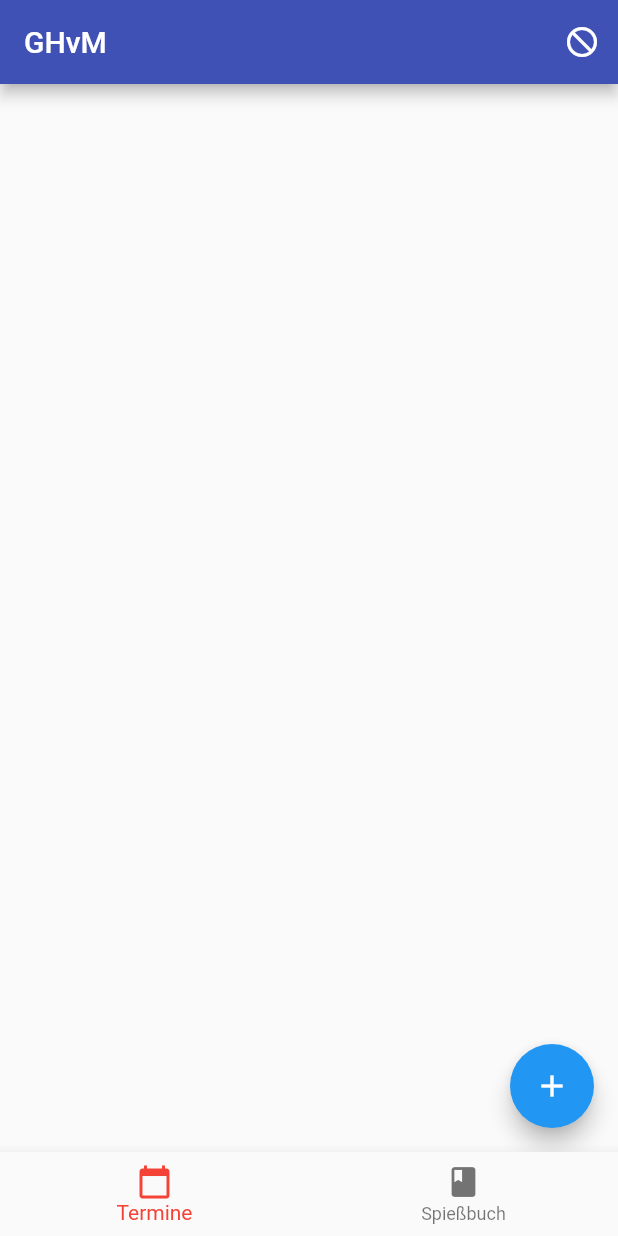
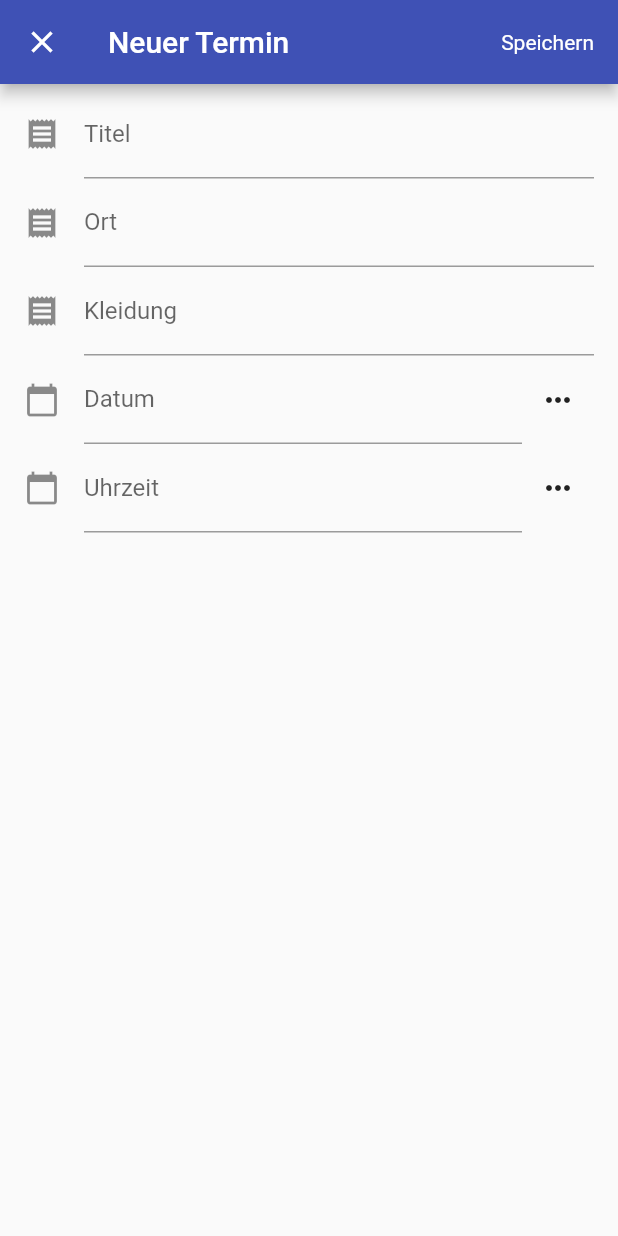
Before and after one commit to Niggoe/hildegundis-flutter, a Flutter app: the screen it shows after launch, after a tap on the "add" icon, on a phone screen of 412 x 824 dp. Run offline on Flutter 3.47's test engine with Material 2 defaults, Android fonts, the phone set to English and light mode, and no system bars; our stand-ins replace firebase_auth; accounts and stored records are empty; network calls fail.

Commit message:
add event dialog

```diff
--- a/lib/DateView.dart
+++ b/lib/DateView.dart
@@ -1,8 +1,11 @@
+import 'package:firebase_auth/firebase_auth.dart';
 import 'package:http/http.dart' as http;
 import "dart:async";
 import "dart:convert";
 import "package:intl/intl.dart";
 import 'package:flutter/material.dart';
+import 'event.dart';
+import 'addEventDialog.dart';
 
 class CalendarView extends StatefulWidget {
   CalendarViewState createState() => new CalendarViewState();
@@ -60,5 +63,18 @@ class CalendarViewState extends State<CalendarView> {
             }));
   }
 
-  void addEventPressed() {}
+  Future addEventPressed() async {
+    Event addedStrafe =
+        await Navigator.of(context).push(new MaterialPageRoute<Event>(
+            builder: (BuildContext context) {
+              return new AddEvent();
+            },
+            fullscreenDialog: true));
+    setState(() {
+//          if (!perNameMap.containsKey(addedStrafe.name)) {
+//            perNameMap[addedStrafe.name] = new List();
+//          }
+//          perNameMap[addedStrafe.name].add(addedStrafe);
+    });
+  }
 }
--- a/lib/addEventDialog.dart
+++ b/lib/addEventDialog.dart
@@ -0,0 +1,191 @@
+import 'dart:async';
+
+import 'package:flutter/material.dart';
+import 'package:intl/intl.dart';
+import 'event.dart';
+
+class AddEvent extends StatefulWidget {
+  @override
+  _AddEventState createState() => new _AddEventState();
+}
+
+class _AddEventState extends State<AddEvent> {
+  DateTime dateTimeDate;
+  TimeOfDay dateTimeTime = new TimeOfDay.now();
+  String date;
+  String timeString;
+
+  Event newEvent = new Event();
+
+  final TextEditingController _controllerDate = new TextEditingController();
+  final TextEditingController _controllerTime = new TextEditingController();
+  final GlobalKey<ScaffoldState> _scaffoldKey = new GlobalKey<ScaffoldState>();
+  final GlobalKey<FormState> _formKey = new GlobalKey<FormState>();
+
+  @override
+  Widget build(BuildContext context) {
+    final ThemeData theme = Theme.of(context);
+    return new Scaffold(
+      key: _scaffoldKey,
+      appBar: new AppBar(
+          title: const Text('Neuer Termin'),
+          backgroundColor: Colors.indigo,
+          actions: <Widget>[
+            new FlatButton(
+                child: new Text('Speichern',
+                    style: theme.textTheme.body1.copyWith(color: Colors.white)),
+                onPressed: () {
+                  _submitForm();
+                })
+          ]),
+      body: new Form(
+          key: _formKey,
+          child: new ListView(
+            padding:
+                const EdgeInsets.symmetric(vertical: 4.0, horizontal: 16.0),
+            children: <Widget>[
+              new TextFormField(
+                decoration: const InputDecoration(
+                    labelText: "Titel", icon: const Icon(Icons.receipt)),
+                validator: (val) =>
+                    val.isEmpty ? 'Der Name wird benötigt' : null,
+                onSaved: (String value) {
+                  newEvent.title = value;
+                },
+              ),
+              new TextFormField(
+                decoration: const InputDecoration(
+                    labelText: "Ort", icon: const Icon(Icons.receipt)),
+                validator: (val) =>
+                    val.isEmpty ? 'Der Ort wird benötigt' : null,
+                onSaved: (String value) {
+                  newEvent.location = value;
+                },
+              ),
+              new TextFormField(
+                decoration: const InputDecoration(
+                    labelText: "Kleidung", icon: const Icon(Icons.receipt)),
+                validator: (val) =>
+                    val.isEmpty ? 'Die Kleidung wird benötigt' : null,
+                onSaved: (String value) {
+                  newEvent.clothes = value;
+                },
+              ),
+              new Row(children: <Widget>[
+                new Expanded(
+                    child: new TextFormField(
+                        decoration: new InputDecoration(
+                          icon: const Icon(Icons.calendar_today),
+                          hintText: 'Wann war es?',
+                          labelText: 'Datum',
+                        ),
+                        controller: _controllerDate,
+                        validator: (val) =>
+                            val.isEmpty ? 'Das Datum wird benötigt' : null,
+                        keyboardType: TextInputType.datetime,
+                        onSaved: (val) => date = val)),
+                new IconButton(
+                  icon: new Icon(Icons.more_horiz),
+                  tooltip: 'Choose date',
+                  onPressed: (() {
+                    _chooseDate(context, _controllerDate.text);
+                  }),
+                )
+              ]),
+              new Row(children: <Widget>[
+                new Expanded(
+                    child: new TextFormField(
+                        decoration: new InputDecoration(
+                          icon: const Icon(Icons.calendar_today),
+                          hintText: 'Wie viel Uhr?',
+                          labelText: 'Uhrzeit',
+                        ),
+                        controller: _controllerTime,
+                        validator: (val) =>
+                            val.isEmpty ? 'Die Uhrzeit wird benötigt' : null,
+                        keyboardType: TextInputType.datetime,
+                        onSaved: (val) => date = val)),
+                new IconButton(
+                  icon: new Icon(Icons.more_horiz),
+                  tooltip: 'Choose date',
+                  onPressed: (() {
+                    _chooseTime(context, _controllerTime.text);
+                  }),
+                )
+              ]),
+            ],
+          )),
+    );
+  }
+
+  DateTime convertToDate(String input) {
+    try {
+      var d = new DateFormat.yMd().parseStrict(input);
+      return d;
+    } catch (e) {
+      return null;
+    }
+  }
+
+  Future _chooseDate(BuildContext context, String initialDateString) async {
+    var now = new DateTime.now();
+    var initialDate = convertToDate(initialDateString) ?? now;
+    initialDate = (initialDate.year >= 1900 && initialDate.isBefore(now)
+        ? initialDate
+        : now);
+
+    var result = await showDatePicker(
+        context: context,
+        initialDate: initialDate,
+        firstDate: new DateTime(1900),
+        lastDate: new DateTime(2030));
+
+    if (result == null) return;
+
+    setState(() {
+      _controllerDate.text = new DateFormat.yMd().format(result);
+      dateTimeDate = result;
+    });
+  }
+
+  Future _chooseTime(BuildContext context, String initialDateString) async {
+    final TimeOfDay time = new TimeOfDay.now();
+    var result = await showTimePicker(context: context, initialTime: time, );
+
+    if (result == null) return;
+
+    setState(() {
+      _controllerTime.text = result.toString();
+      dateTimeTime = result;
+    });
+  }
+
+  void _submitForm() {
+    final FormState form = _formKey.currentState;
+    if (!form.validate()) {
+      showMessage('Es ist nicht alles ausgefüllt - Bitte korrigieren');
+    } else {
+      form.save(); //This invokes each onSaved event
+
+      newEvent.id = DateTime.now().millisecondsSinceEpoch;
+      DateTime eventDate = new DateTime(dateTimeDate.year, dateTimeDate.month,
+          dateTimeDate.day, dateTimeTime.hour, dateTimeTime.minute);
+      newEvent.timepoint = eventDate;
+      print(newEvent.timepoint);
+//      try {
+//        var strafeService = new StrafeService();
+//        strafeService.createStrafe(newStrafe).then((value) =>
+//            showMessage('Neue Strafe angelegt für ${value.name}', Colors.blue));
+//      } catch (e) {
+//        showMessage('Eintrag konnte nicht gespeichert werden ${e.toString()}',
+//            Colors.red);
+//      }
+      Navigator.of(context).pop(newEvent);
+    }
+  }
+
+  void showMessage(String message, [MaterialColor color = Colors.red]) {
+    _scaffoldKey.currentState.showSnackBar(
+        new SnackBar(backgroundColor: color, content: new Text(message)));
+  }
+}
--- a/lib/addStrafeDialog.dart
+++ b/lib/addStrafeDialog.dart
@@ -70,7 +70,10 @@ class _DialogAddStrafeState extends State<DialogAddStrafe> {
 
     return new Scaffold(
       key: _scaffoldKey,
-      appBar: new AppBar(title: const Text('Neue Strafe'), actions: <Widget>[
+      appBar: new AppBar(
+          title: const Text('Neue Strafe'),
+          backgroundColor: Colors.indigo,
+          actions: <Widget>[
             new FlatButton(
                 child: new Text('Speichern',
                     style: theme.textTheme.body1.copyWith(color: Colors.white)),
--- /dev/null
+++ b/lib/event.dart
@@ -0,0 +1,10 @@
+class Event{
+  String location;
+  String title;
+  String clothes;
+  DateTime timepoint;
+  int id;
+
+
+
+}
```
Lines whose indentation alone changed are shown as unchanged.
